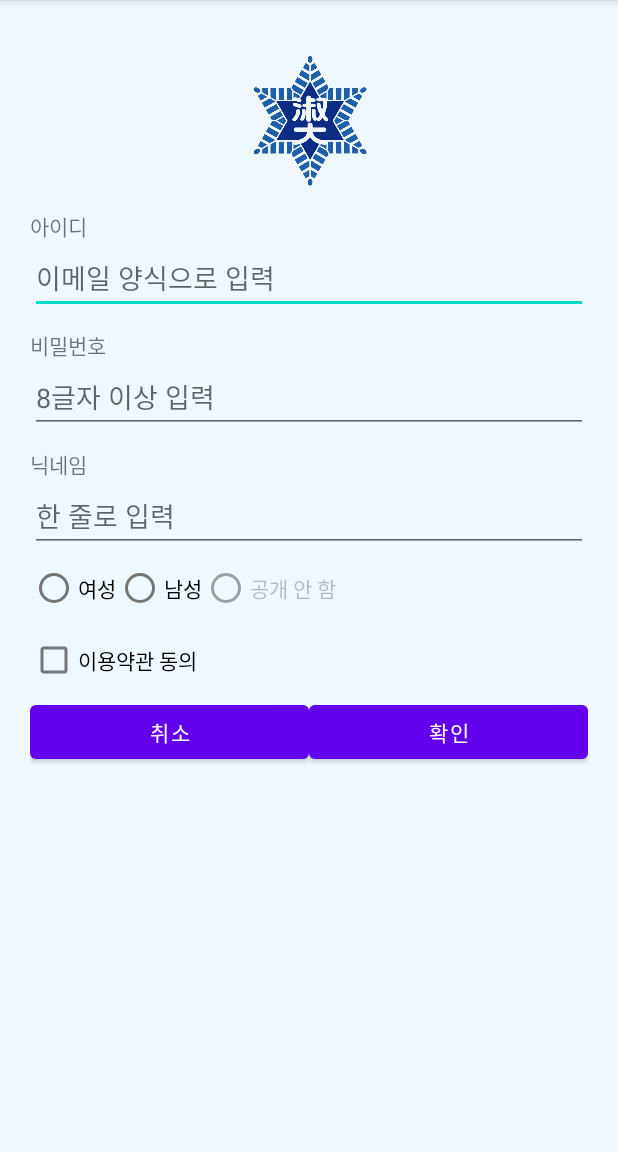
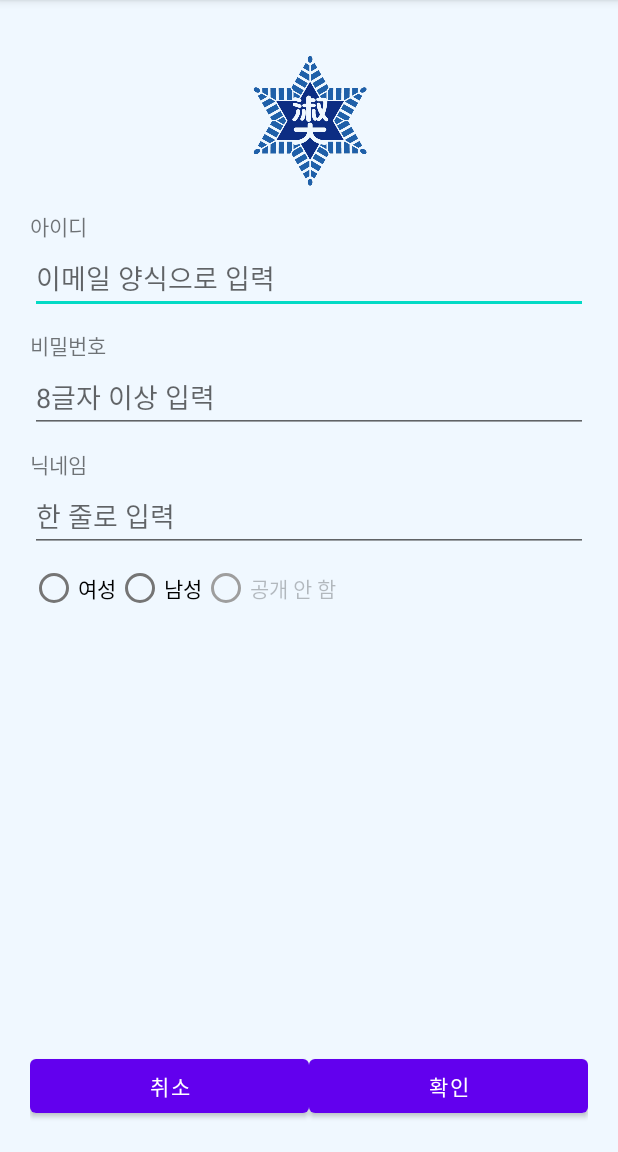
Before and after one commit to minnnnnnni/SignUpUIPractice_SongYee, an Android app: the screen it shows after launch (MainActivity), on a phone screen of 412 x 824 dp, the part 84-1236 px from its top. Run offline under Robolectric (Android 15) with nearby library versions, the phone set to English and light mode, and no system bars.

Commit message:
weight 응용 체험

```diff
--- a/app/src/main/res/layout/activity_main.xml
+++ b/app/src/main/res/layout/activity_main.xml
@@ -91,7 +91,15 @@
         android:layout_width="wrap_content"
         android:layout_height="wrap_content"
         android:checked="false"
-        android:text="이용약관 동의" />
+        android:text="이용약관 동의"
+        android:visibility="gone"/>
+
+    <TextView
+        android:layout_width="wrap_content"
+        android:layout_height="0dp"
+        android:layout_weight="1" />
+
+
 
 
     <LinearLayout
```
